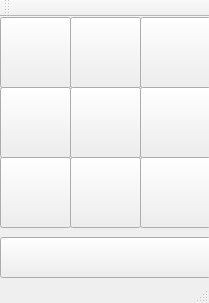
The window that mainwindow.ui (Tokiwartoot1/lsp2016) describes before a commit, drawn with Qt 5.
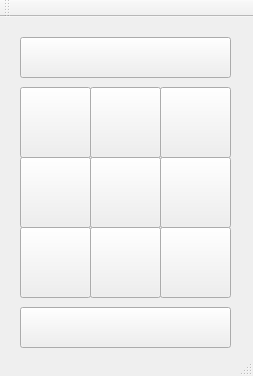
The same window after the commit.

Commit message: added reset button

What changed in the file:
```diff
--- a/mainwindow.ui
+++ b/mainwindow.ui
@@ -6,8 +6,8 @@
    <rect>
     <x>0</x>
     <y>0</y>
-    <width>209</width>
-    <height>303</height>
+    <width>253</width>
+    <height>376</height>
    </rect>
   </property>
   <property name="windowTitle">
@@ -17,8 +17,8 @@
    <widget class="QPushButton" name="pushButton">
     <property name="geometry">
      <rect>
-      <x>0</x>
-      <y>0</y>
+      <x>20</x>
+      <y>70</y>
       <width>71</width>
       <height>71</height>
      </rect>
@@ -30,8 +30,8 @@
    <widget class="QPushButton" name="pushButton_2">
     <property name="geometry">
      <rect>
-      <x>70</x>
-      <y>0</y>
+      <x>90</x>
+      <y>70</y>
       <width>71</width>
       <height>71</height>
      </rect>
@@ -43,8 +43,8 @@
    <widget class="QPushButton" name="pushButton_3">
     <property name="geometry">
      <rect>
-      <x>140</x>
-      <y>0</y>
+      <x>160</x>
+      <y>70</y>
       <width>71</width>
       <height>71</height>
      </rect>
@@ -56,8 +56,8 @@
    <widget class="QPushButton" name="pushButton_4">
     <property name="geometry">
      <rect>
-      <x>0</x>
-      <y>70</y>
+      <x>20</x>
+      <y>140</y>
       <width>71</width>
       <height>71</height>
      </rect>
@@ -69,8 +69,8 @@
    <widget class="QPushButton" name="pushButton_5">
     <property name="geometry">
      <rect>
-      <x>70</x>
-      <y>70</y>
+      <x>90</x>
+      <y>140</y>
       <width>71</width>
       <height>71</height>
      </rect>
@@ -82,8 +82,8 @@
    <widget class="QPushButton" name="pushButton_6">
     <property name="geometry">
      <rect>
-      <x>140</x>
-      <y>70</y>
+      <x>160</x>
+      <y>140</y>
       <width>71</width>
       <height>71</height>
      </rect>
@@ -95,8 +95,8 @@
    <widget class="QPushButton" name="pushButton_7">
     <property name="geometry">
      <rect>
-      <x>0</x>
-      <y>140</y>
+      <x>20</x>
+      <y>210</y>
       <width>71</width>
       <height>71</height>
      </rect>
@@ -108,8 +108,8 @@
    <widget class="QPushButton" name="pushButton_8">
     <property name="geometry">
      <rect>
-      <x>70</x>
-      <y>140</y>
+      <x>90</x>
+      <y>210</y>
       <width>71</width>
       <height>71</height>
      </rect>
@@ -121,8 +121,8 @@
    <widget class="QPushButton" name="pushButton_9">
     <property name="geometry">
      <rect>
-      <x>140</x>
-      <y>140</y>
+      <x>160</x>
+      <y>210</y>
       <width>71</width>
       <height>71</height>
      </rect>
@@ -134,8 +134,21 @@
    <widget class="QPushButton" name="pushButton_10">
     <property name="geometry">
      <rect>
-      <x>0</x>
-      <y>220</y>
+      <x>20</x>
+      <y>290</y>
+      <width>211</width>
+      <height>41</height>
+     </rect>
+    </property>
+    <property name="text">
+     <string/>
+    </property>
+   </widget>
+   <widget class="QPushButton" name="pushButton_11">
+    <property name="geometry">
+     <rect>
+      <x>20</x>
+      <y>20</y>
       <width>211</width>
       <height>41</height>
      </rect>
```
The commit also changes 4 other files.
